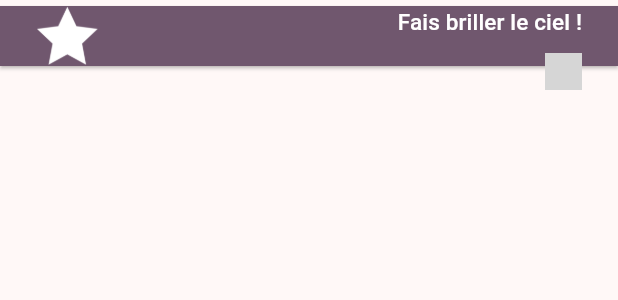
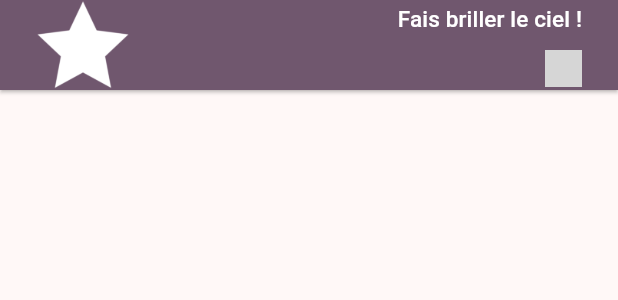
Before and after one commit to Orange-OpenSource/BaahBox-Flutter-android, a Flutter app: the GameRow widget shown alone on an empty page, opened directly with empty values, on a phone screen of 412 x 824 dp. Shown: the top 300 px of the screen. Run offline on Flutter 3.47's test engine with Material 3 defaults, Android fonts, the phone set to English and light mode, and no system bars; our stand-ins replace auto_size_text, device_info_plus, device_preview, flutter_blue_plus, get, get_storage and 1 more; missing offline and left inert: flame, pdfx; accounts and stored records are empty; grey boxes are pictures that could not be loaded.

Commit message:
games improvement

```diff
--- a/baahbox/lib/games/spaceShip/components/shipComponent.dart
+++ b/baahbox/lib/games/spaceShip/components/shipComponent.dart
@@ -43,7 +43,7 @@ class ShipComponent extends SpriteComponent
     sprite = normalShipSprite;
     size = normalShipSprite.srcSize / 13;
     position = Vector2(game.size.x / 2,
-        (game.size.y) / 2 + size.y );
+        (game.size.y) / 2 + (1.5 * size.y) );
     anchor = Anchor.center;
   }
 
--- a/baahbox/lib/games/toad/components/tongueComponent.dart
+++ b/baahbox/lib/games/toad/components/tongueComponent.dart
@@ -68,7 +68,7 @@ class TongueComponent extends SpriteComponent
 
   void showAtAngle(double destAngle, double distance) {
     angle = destAngle;
-    scale = Vector2(1.0 ,distance/size.y);
+    scale = Vector2(1.0, distance/size.y);
     show();
     _timer.timer.start();
 
--- a/baahbox/lib/welcome.dart
+++ b/baahbox/lib/welcome.dart
@@ -16,6 +16,8 @@
  *   along with this program. If not, see <http://www.gnu.org/licenses/>.
  *
  */
+
+import 'dart:math';
 
 import 'package:flutter/material.dart';
 import 'package:get/get.dart';
@@ -106,7 +108,7 @@ class GameRow extends StatelessWidget {
               shape:MaterialStateProperty.all(ContinuousRectangleBorder())),
           child: Container(
               alignment: Alignment.centerLeft,
-              height: height<40 ? 40 : height, //(Get.height/5)-10,
+              height: max(60, height), //(Get.height/5)-10,
               width: double.infinity,
               padding: const EdgeInsets.all(0),
 
@@ -115,9 +117,9 @@ class GameRow extends StatelessWidget {
                   crossAxisAlignment: CrossAxisAlignment.center,
                   children: [
                     Image(
-                        alignment: Alignment.centerLeft,
+                        alignment: Alignment.center,
                         image: AssetImage(game.mainAsset),
-                        width: 60),
+                        height: 60),
                     Spacer(),
                     Column(
                         mainAxisAlignment: MainAxisAlignment.center,
```
Also changed, not shown: baahbox/lib/games/toad/components/flyComponent.dart (+9 -2 lines), baahbox/lib/games/toad/components/toadComponent.dart (+30 -21 lines), baahbox/lib/games/toad/toadGame.dart (+8 -8 lines).
